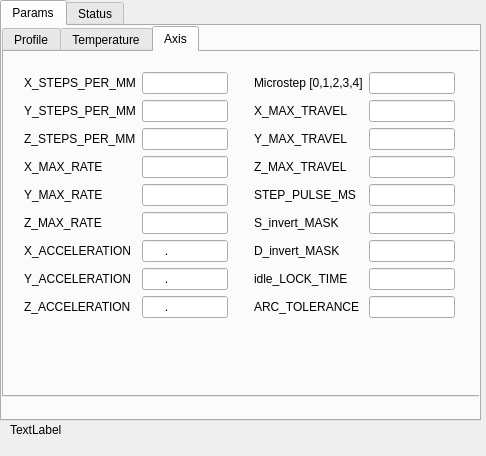
cuby-tec/mitoPrinter, file profiles/profiledialog.ui: the form before one commit.
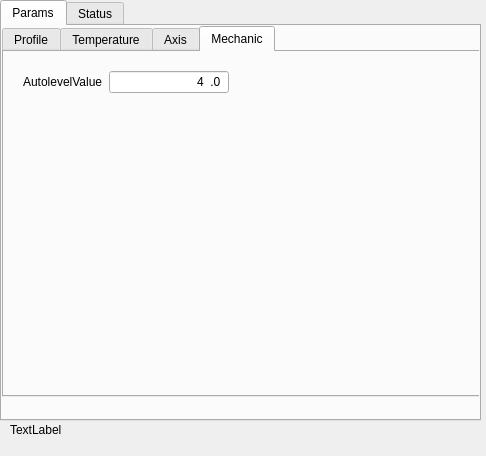
The form after the commit. Icons and pictures are not drawn.

Commit message: #35 AutolevelValue added in Profile.

The edit to the form file:
```diff
--- a/profiles/profiledialog.ui
+++ b/profiles/profiledialog.ui
@@ -64,7 +64,7 @@
       </font>
      </property>
      <property name="currentIndex">
-      <number>2</number>
+      <number>3</number>
      </property>
      <widget class="QWidget" name="tab_3">
       <property name="font">
@@ -776,6 +776,99 @@
        </layout>
       </widget>
      </widget>
+     <widget class="QWidget" name="tab_6">
+      <attribute name="title">
+       <string>Mechanic</string>
+      </attribute>
+      <widget class="QWidget" name="horizontalLayoutWidget_3">
+       <property name="geometry">
+        <rect>
+         <x>9</x>
+         <y>9</y>
+         <width>461</width>
+         <height>321</height>
+        </rect>
+       </property>
+       <layout class="QHBoxLayout" name="horizontalLayout_3">
+        <property name="leftMargin">
+         <number>5</number>
+        </property>
+        <property name="topMargin">
+         <number>5</number>
+        </property>
+        <property name="rightMargin">
+         <number>5</number>
+        </property>
+        <property name="bottomMargin">
+         <number>5</number>
+        </property>
+        <item>
+         <layout class="QFormLayout" name="formLayout_5">
+          <property name="sizeConstraint">
+           <enum>QLayout::SetDefaultConstraint</enum>
+          </property>
+          <property name="leftMargin">
+           <number>5</number>
+          </property>
+          <property name="topMargin">
+           <number>5</number>
+          </property>
+          <property name="rightMargin">
+           <number>5</number>
+          </property>
+          <property name="bottomMargin">
+           <number>5</number>
+          </property>
+          <item row="0" column="0">
+           <widget class="QLabel" name="AutolevelValue_label">
+            <property name="toolTip">
+             <string>Значение чувствительности датчика расстояния оси Z.</string>
+            </property>
+            <property name="text">
+             <string>AutolevelValue</string>
+            </property>
+           </widget>
+          </item>
+          <item row="0" column="1">
+           <widget class="QLineEdit" name="AutolevelValue_lineEdit">
+            <property name="maximumSize">
+             <size>
+              <width>120</width>
+              <height>16777215</height>
+             </size>
+            </property>
+            <property name="inputMask">
+             <string>000.00</string>
+            </property>
+            <property name="text">
+             <string>4.0</string>
+            </property>
+            <property name="alignment">
+             <set>Qt::AlignRight|Qt::AlignTrailing|Qt::AlignVCenter</set>
+            </property>
+           </widget>
+          </item>
+         </layout>
+        </item>
+        <item>
+         <layout class="QFormLayout" name="formLayout_6">
+          <property name="leftMargin">
+           <number>5</number>
+          </property>
+          <property name="topMargin">
+           <number>5</number>
+          </property>
+          <property name="rightMargin">
+           <number>5</number>
+          </property>
+          <property name="bottomMargin">
+           <number>5</number>
+          </property>
+         </layout>
+        </item>
+       </layout>
+      </widget>
+     </widget>
     </widget>
    </widget>
    <widget class="QWidget" name="tab">
```
The commit also changes 4 other files.
